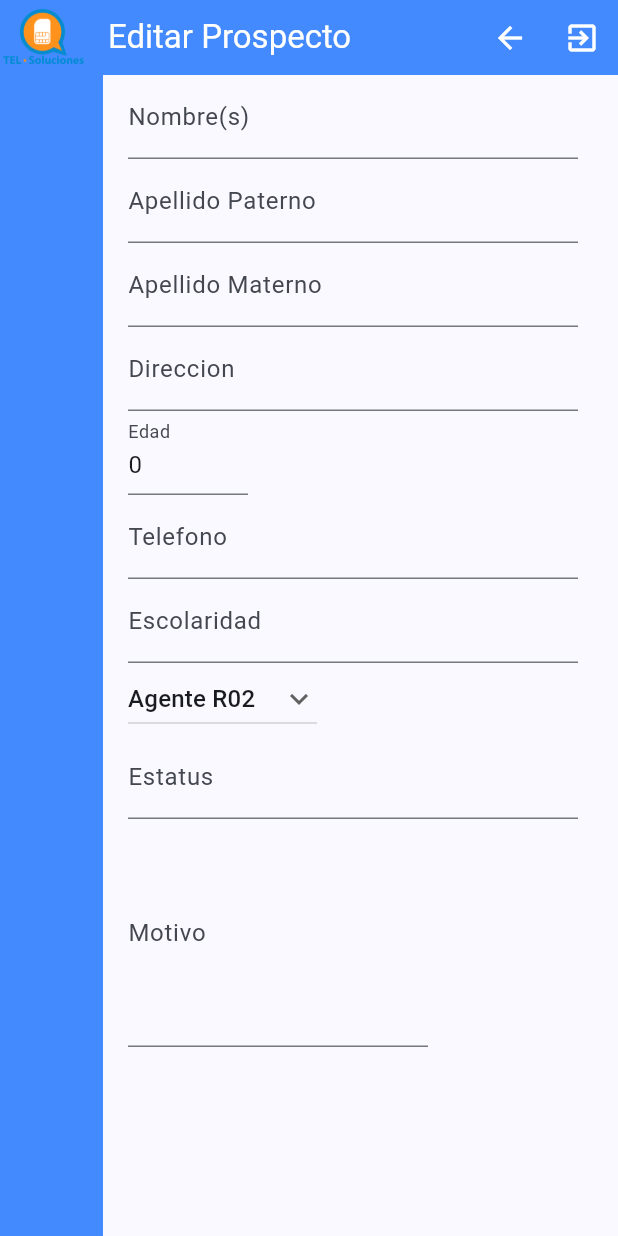
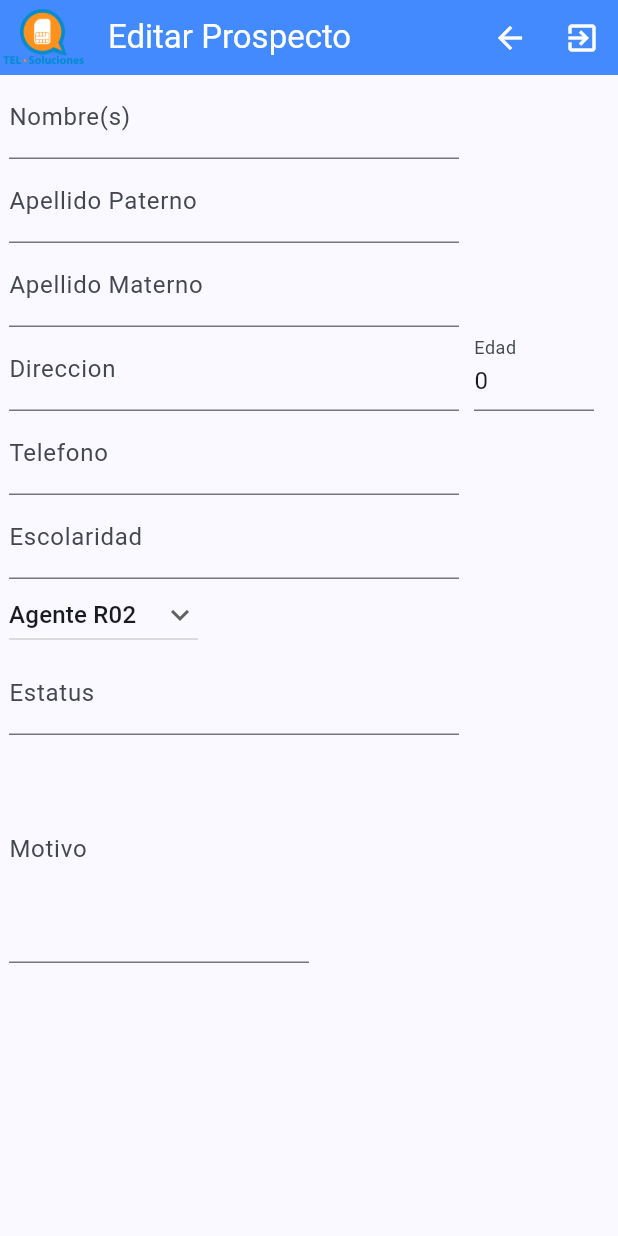
Before and after one commit to oscarsil/Tel-soluciones-reclutamiento, a Flutter app: the EditarProspecto screen opened directly with empty values, on a phone screen of 412 x 824 dp. Run offline on Flutter 3.47's test engine with Material 3 defaults, Android fonts, the phone set to English and light mode, and no system bars; our stand-ins replace audioplayers, sqflite, timer_count_down; accounts and stored records are empty.

Commit message:
agrego barra lateral a pantalla de reclutador y se quito en pantalla de editar

```diff
--- a/lib/pantallas/ProspectoPantallas/EditarProspecto.dart
+++ b/lib/pantallas/ProspectoPantallas/EditarProspecto.dart
@@ -58,16 +58,6 @@ class _EditarProspecto extends State<EditarProspecto>{
     return Scaffold(
       appBar:  const PreferredSize(preferredSize: Size.fromHeight(50), child: barraRegSal(titulo: 'Editar Prospecto',)),
       body: Center(
-          child: Row(
-            children: [
-              Expanded(
-                flex: 1,
-                child: Container(
-                  color: Colors.blueAccent,
-                ),
-              ),
-              Expanded(
-                flex: 5,
           child: Form(
              key: formKey,
              child: SingleChildScrollView(
@@ -277,9 +267,6 @@ class _EditarProspecto extends State<EditarProspecto>{
                  ],
                ),
              ),
-                   )
-                  )
-            ],
            ),
       ),
     );
--- a/lib/pantallas/ReclutadorPantallas/RecluElegirProsEditar.dart
+++ b/lib/pantallas/ReclutadorPantallas/RecluElegirProsEditar.dart
@@ -4,6 +4,8 @@ import 'package:flutter/services.dart';
 import 'package:telsolreclutamiento/modelos/prospecto.dart';
 import 'package:telsolreclutamiento/database_helper.dart';
 import 'package:telsolreclutamiento/pantallas/ProspectoPantallas/EditarProspecto.dart';
+
+import '../../componentes/barraslaterales.dart';
 
 class RecluElegirProsEditar extends StatefulWidget{
   const RecluElegirProsEditar({super.key});
@@ -58,13 +60,13 @@ class _RecluElegirProsEditarState extends State<RecluElegirProsEditar> {
       body: Center(
         child: Row(
           children: [
-            /*Expanded(
+            Expanded(
               flex: 1,
               child: Container(
                 color: Colors.blueAccent,
                 child: barraRelcutador(),
               ),
-            ),*/
+            ),
             Expanded(
               flex: 7,
               child: Container(
```
Lines whose indentation alone changed are shown as unchanged.
